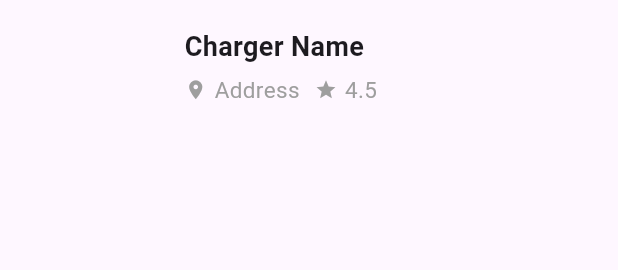
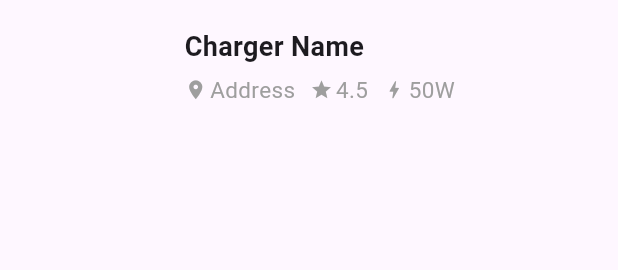
Before and after one commit to tamiratdereje/ChargeRoute, a Flutter app: the ChargerTile widget shown alone on an empty page, opened directly, on a phone screen of 412 x 824 dp. Shown: the top 270 px of the screen. Run offline on Flutter 3.47's test engine with Material 2 defaults, Android fonts, the phone set to English and light mode, and no system bars; our stand-ins replace bloc, flutter_bloc.

Commit message:
finalize home ui

```diff
--- a/mobile/lib/application/home/home_state.dart
+++ b/mobile/lib/application/home/home_state.dart
@@ -12,7 +12,7 @@ class HomeStateLoading extends HomeState {
 }
 
 class HomeStateSuccess extends HomeState {
-  final List<Map<String, String>> results;
+  final List<Charger> results;
 
   HomeStateSuccess(this.results);
 }
--- /dev/null
+++ b/mobile/lib/domain/core/charger.dart
@@ -0,0 +1,13 @@
+class Charger {
+  final String name;
+  final String address;
+  final double rating;
+  final double wattage;
+
+  const Charger({
+    required this.name,
+    required this.address,
+    required this.rating,
+    required this.wattage,
+  });
+}
--- a/mobile/lib/presentation/pages/home/widgets/charger_tile.dart
+++ b/mobile/lib/presentation/pages/home/widgets/charger_tile.dart
@@ -4,12 +4,14 @@ class ChargerTile extends StatelessWidget {
   final String name;
   final String address;
   final double rating;
+  final double wattage;
 
   const ChargerTile({
     super.key,
     this.name = "Charger Name",
     this.address = "Address",
     this.rating = 4.5,
+    this.wattage = 50,
   });
 
   @override
@@ -55,7 +57,7 @@ class ChargerTile extends StatelessWidget {
                         size: 15,
                         color: Colors.grey,
                       ),
-                      const SizedBox(width: 5),
+                      const SizedBox(width: 2),
                       Text(
                         address,
                         style: const TextStyle(
@@ -69,9 +71,23 @@ class ChargerTile extends StatelessWidget {
                         size: 15,
                         color: Colors.grey,
                       ),
-                      const SizedBox(width: 5),
+                      const SizedBox(width: 2),
                       Text(
                         rating.toStringAsFixed(1),
+                        style: const TextStyle(
+                          fontSize: 15,
+                          color: Colors.grey,
+                        ),
+                      ),
+                      const SizedBox(width: 10),
+                      const Icon(
+                        Icons.bolt,
+                        size: 15,
+                        color: Colors.grey,
+                      ),
+                      const SizedBox(width: 2),
+                      Text(
+                        "${wattage.toStringAsFixed(0)}W",
                         style: const TextStyle(
                           fontSize: 15,
                           color: Colors.grey,
```
Also changed, not shown: mobile/lib/application/home/home_bloc.dart (+11 -35 lines), mobile/lib/presentation/pages/home/home.dart (+4 -3 lines).
